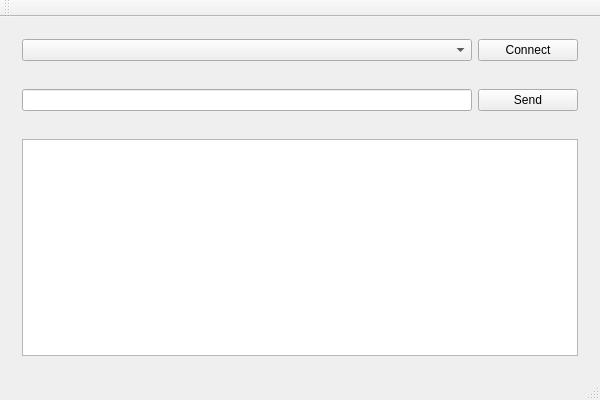
Before: the Qt Designer form ClockLED/ClockLED.ui in betaros/QtSerialCommunicator, drawn with Qt 5.
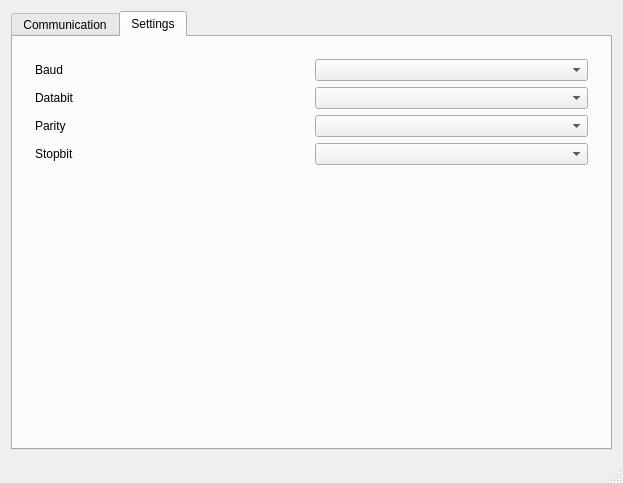
After: the same form once the commit is applied. The open tabs and pages were chosen to show the change.

Diff of the .ui file:
```diff
--- a/ClockLED/ClockLED.ui
+++ b/ClockLED/ClockLED.ui
@@ -6,14 +6,24 @@
    <rect>
     <x>0</x>
     <y>0</y>
-    <width>600</width>
-    <height>400</height>
+    <width>623</width>
+    <height>483</height>
    </rect>
   </property>
   <property name="windowTitle">
    <string>ClockLED</string>
   </property>
   <widget class="QWidget" name="centralWidget">
+   <layout class="QVBoxLayout" name="verticalLayout_3">
+    <item>
+     <widget class="QTabWidget" name="tabCommunication">
+      <property name="currentIndex">
+       <number>0</number>
+      </property>
+      <widget class="QWidget" name="tab">
+       <attribute name="title">
+        <string>Communication</string>
+       </attribute>
    <layout class="QVBoxLayout" name="verticalLayout">
     <item>
      <widget class="QWidget" name="widget_2" native="true">
@@ -82,23 +92,78 @@
     </item>
    </layout>
   </widget>
-  <widget class="QMenuBar" name="menuBar">
-   <property name="geometry">
-    <rect>
-     <x>0</x>
-     <y>0</y>
-     <width>600</width>
-     <height>21</height>
-    </rect>
-   </property>
-  </widget>
-  <widget class="QToolBar" name="mainToolBar">
-   <attribute name="toolBarArea">
-    <enum>TopToolBarArea</enum>
-   </attribute>
-   <attribute name="toolBarBreak">
-    <bool>false</bool>
-   </attribute>
+      <widget class="QWidget" name="tabSettings">
+       <attribute name="title">
+        <string>Settings</string>
+       </attribute>
+       <layout class="QVBoxLayout" name="verticalLayout_2">
+        <item>
+         <widget class="QWidget" name="widgetSettings" native="true">
+          <property name="enabled">
+           <bool>true</bool>
+          </property>
+          <layout class="QGridLayout" name="gridLayout">
+           <item row="3" column="1">
+            <widget class="QComboBox" name="cbSettingParity"/>
+           </item>
+           <item row="4" column="1">
+            <widget class="QComboBox" name="cbSettingStopbit"/>
+           </item>
+           <item row="2" column="0">
+            <widget class="QLabel" name="lblSettingDatabit">
+             <property name="text">
+              <string>Databit</string>
+             </property>
+            </widget>
+           </item>
+           <item row="2" column="1">
+            <widget class="QComboBox" name="cbSettingDatabit"/>
+           </item>
+           <item row="4" column="0">
+            <widget class="QLabel" name="lblSettingStopbit">
+             <property name="text">
+              <string>Stopbit</string>
+             </property>
+            </widget>
+           </item>
+           <item row="3" column="0">
+            <widget class="QLabel" name="lblSettingParity">
+             <property name="text">
+              <string>Parity</string>
+             </property>
+            </widget>
+           </item>
+           <item row="1" column="0">
+            <widget class="QLabel" name="lblSettingBaud">
+             <property name="text">
+              <string>Baud</string>
+             </property>
+            </widget>
+           </item>
+           <item row="1" column="1">
+            <widget class="QComboBox" name="cbSettingBaud"/>
+           </item>
+           <item row="5" column="0">
+            <spacer name="verticalSpacer">
+             <property name="orientation">
+              <enum>Qt::Vertical</enum>
+             </property>
+             <property name="sizeHint" stdset="0">
+              <size>
+               <width>20</width>
+               <height>40</height>
+              </size>
+             </property>
+            </spacer>
+           </item>
+          </layout>
+         </widget>
+        </item>
+       </layout>
+      </widget>
+     </widget>
+    </item>
+   </layout>
   </widget>
   <widget class="QStatusBar" name="statusBar"/>
  </widget>
```
Left out of the diff: 10 changed lines with no effect on the pictures. Lines whose indentation alone changed are shown as unchanged.
